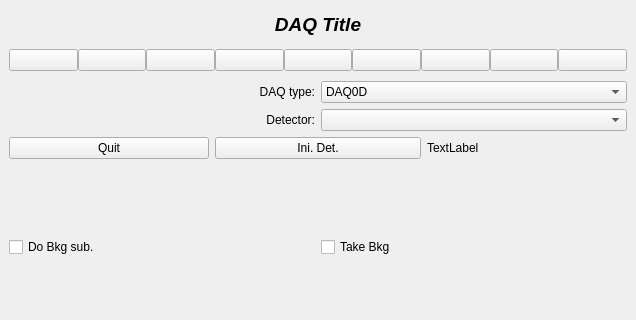
This is pymodaq/daq_viewer/daq_gui_settings.ui in PyMoDAQ/PyMoDAQ as Qt 5 draws it before an edit; both pictures show x 0 to 636 and y 0 to 320 of the 636 by 590 pixel window. The edited form follows.
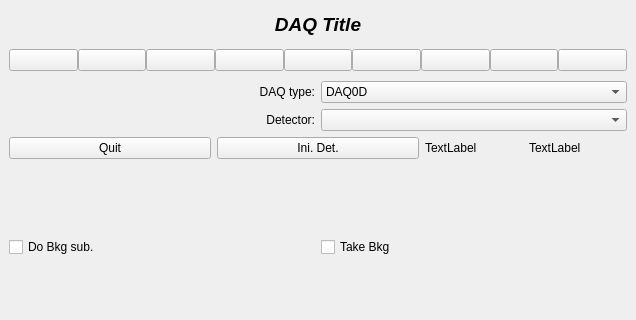
This is the edited form. Icons and pictures are not drawn. Custom widgets are drawn as their Qt base class.

```diff
--- a/pymodaq/daq_viewer/daq_gui_settings.ui
+++ b/pymodaq/daq_viewer/daq_gui_settings.ui
@@ -288,13 +288,6 @@
               </item>
              </widget>
             </item>
-            <item row="2" column="4" colspan="2">
-             <widget class="QLED" name="Ini_state_LED">
-              <property name="text">
-               <string>TextLabel</string>
-              </property>
-             </widget>
-            </item>
             <item row="0" column="0" colspan="3">
              <widget class="QLabel" name="label_4">
               <property name="text">
@@ -305,7 +298,7 @@
               </property>
              </widget>
             </item>
-            <item row="2" column="0" colspan="2">
+            <item row="4" column="0" colspan="2">
              <widget class="QPushButton" name="Quit_pb">
               <property name="toolTip">
                <string>quit and close the viewer</string>
@@ -319,22 +312,6 @@
               </property>
              </widget>
             </item>
-            <item row="2" column="2" colspan="2">
-             <widget class="QPushButton" name="IniDet_pb">
-              <property name="toolTip">
-               <string>To initialize the detector</string>
-              </property>
-              <property name="text">
-               <string>Ini. Det.</string>
-              </property>
-              <property name="checkable">
-               <bool>true</bool>
-              </property>
-              <property name="checked">
-               <bool>false</bool>
-              </property>
-             </widget>
-            </item>
             <item row="1" column="3" colspan="3">
              <widget class="QComboBox" name="Detector_type_combo">
               <property name="toolTip">
@@ -342,7 +319,7 @@
               </property>
              </widget>
             </item>
-            <item row="5" column="0" rowspan="3" colspan="3">
+            <item row="7" column="0" rowspan="3" colspan="3">
              <widget class="QPushButton" name="load_settings_pb">
               <property name="toolTip">
                <string>Load settings</string>
@@ -356,7 +333,7 @@
               </property>
              </widget>
             </item>
-            <item row="5" column="3" rowspan="3" colspan="3">
+            <item row="7" column="3" rowspan="3" colspan="3">
              <widget class="QPushButton" name="save_settings_pb">
               <property name="toolTip">
                <string>save settings</string>
@@ -370,20 +347,56 @@
               </property>
              </widget>
             </item>
-            <item row="3" column="3" rowspan="2" colspan="3">
+            <item row="5" column="3" rowspan="2" colspan="3">
              <widget class="QCheckBox" name="take_bkg_cb">
               <property name="text">
                <string>Take Bkg</string>
               </property>
              </widget>
             </item>
-            <item row="3" column="0" rowspan="2" colspan="3">
+            <item row="5" column="0" rowspan="2" colspan="3">
              <widget class="QCheckBox" name="do_bkg_cb">
               <property name="text">
                <string>Do Bkg sub.</string>
               </property>
              </widget>
             </item>
+            <item row="4" column="4">
+             <widget class="QLED" name="Ini_state_LED">
+              <property name="toolTip">
+               <string>Green when controller is initialized</string>
+              </property>
+              <property name="text">
+               <string>TextLabel</string>
+              </property>
+             </widget>
+            </item>
+            <item row="4" column="5">
+             <widget class="QLED" name="data_ready_led">
+              <property name="toolTip">
+               <string>Green when data ready</string>
+              </property>
+              <property name="text">
+               <string>TextLabel</string>
+              </property>
+             </widget>
+            </item>
+            <item row="4" column="2" colspan="2">
+             <widget class="QPushButton" name="IniDet_pb">
+              <property name="toolTip">
+               <string>To initialize the detector</string>
+              </property>
+              <property name="text">
+               <string>Ini. Det.</string>
+              </property>
+              <property name="checkable">
+               <bool>true</bool>
+              </property>
+              <property name="checked">
+               <bool>false</bool>
+              </property>
+             </widget>
+            </item>
            </layout>
           </item>
          </layout>
```
